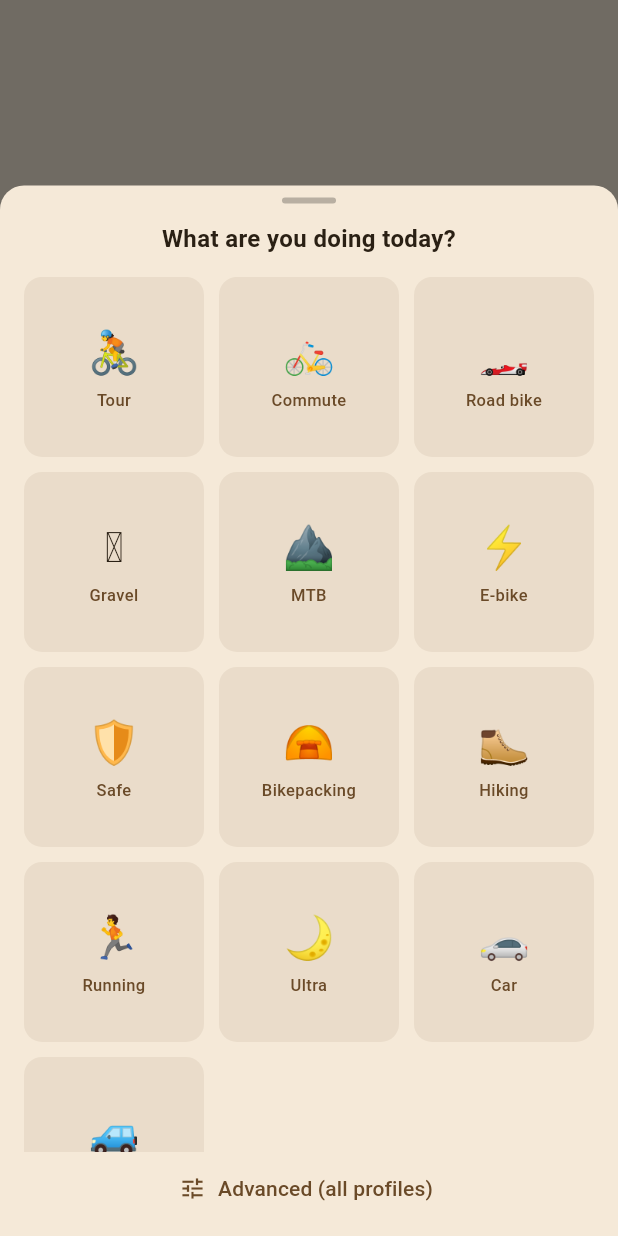
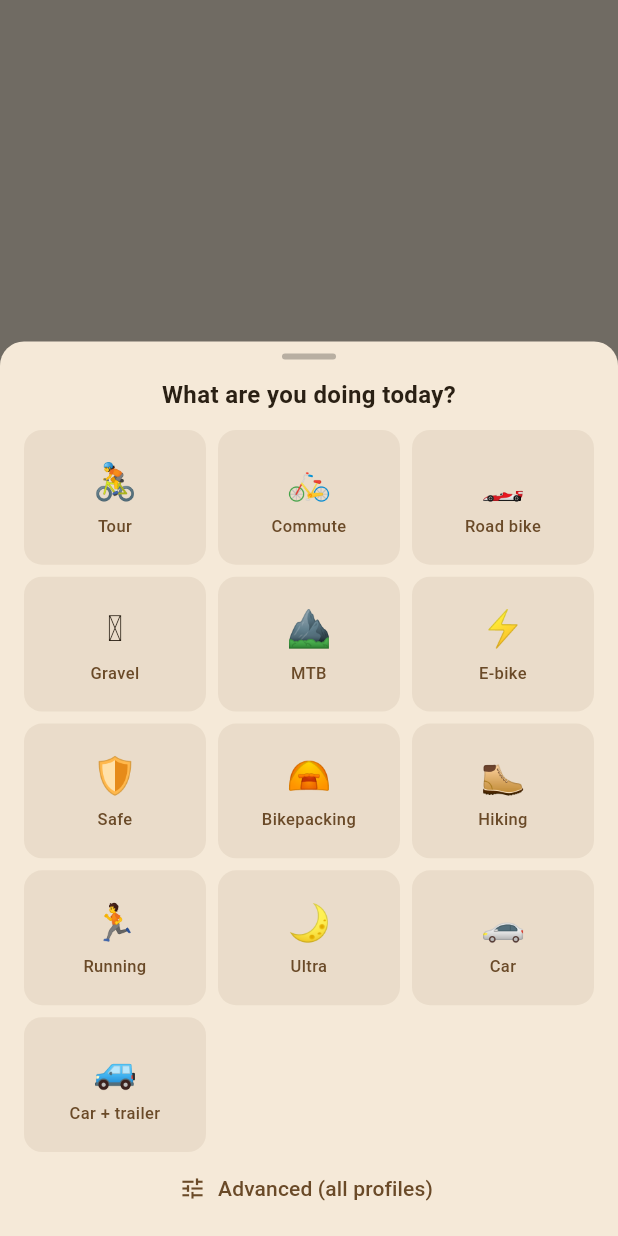
Before and after one commit to boonkerz/bikerouter, a Flutter app: what showActivityPicker() shows on an empty page, opened directly with empty values, on a phone screen of 412 x 824 dp. Run offline on Flutter 3.47's test engine with Material 3 defaults, Android fonts, the phone set to English and light mode, and no system bars; our stand-ins replace flutter_map, flutter_tts, geolocator, latlong2, package_info_plus, share_plus and 3 more; missing offline and left inert: dart:js_interop, file_selector; accounts and stored records are empty; statements that could not run were skipped.

Commit message:
Make the activity picker compact so all 12 fit without scrolling
Tiles were square (childAspectRatio 1.0) and ballooned on wide screens.
Flatten to 1.35, cap the grid width at 460 px (centred), and shrink the
icon — all activities now fit on one screen, no scroll.

Co-Authored-By: Claude Opus 4.8 <noreply@anthropic.com>

```diff
--- a/app/lib/widgets/activity_picker.dart
+++ b/app/lib/widgets/activity_picker.dart
@@ -59,17 +59,25 @@ Future<Activity?> showActivityPicker(
                   fontWeight: FontWeight.w700,
                 ),
               ),
-              const SizedBox(height: 14),
+              const SizedBox(height: 12),
               Flexible(
                 child: SingleChildScrollView(
                   padding: const EdgeInsets.symmetric(horizontal: 16),
+                  // Cap the grid width so the tiles stay compact on wide
+                  // screens (tablet / web) instead of ballooning to a third
+                  // of the viewport; centred on those, full-width on phones.
+                  child: Center(
+                    child: ConstrainedBox(
+                      constraints: const BoxConstraints(maxWidth: 460),
                       child: GridView.count(
                         shrinkWrap: true,
                         physics: const NeverScrollableScrollPhysics(),
                         crossAxisCount: 3,
-                    mainAxisSpacing: 10,
-                    crossAxisSpacing: 10,
-                    childAspectRatio: 1.0,
+                        mainAxisSpacing: 8,
+                        crossAxisSpacing: 8,
+                        // Flatter than square so all 12 activities fit without
+                        // scrolling — wide enough for a two-line label.
+                        childAspectRatio: 1.35,
                         children: [
                           for (final a in activities)
                             _ActivityTile(
@@ -79,6 +87,8 @@ Future<Activity?> showActivityPicker(
                               onTap: () => Navigator.of(ctx).pop(a),
                             ),
                         ],
+                      ),
+                    ),
                   ),
                 ),
               ),
@@ -129,11 +139,11 @@ class _ActivityTile extends StatelessWidget {
         borderRadius: BorderRadius.circular(12),
         onTap: onTap,
         child: Padding(
-          padding: const EdgeInsets.all(6),
+          padding: const EdgeInsets.symmetric(horizontal: 6, vertical: 8),
           child: Column(
             mainAxisAlignment: MainAxisAlignment.center,
             children: [
-              Text(activity.icon, style: const TextStyle(fontSize: 28)),
+              Text(activity.icon, style: const TextStyle(fontSize: 24)),
               const SizedBox(height: 4),
               Text(
                 label,
```
Lines whose indentation alone changed are shown as unchanged.
